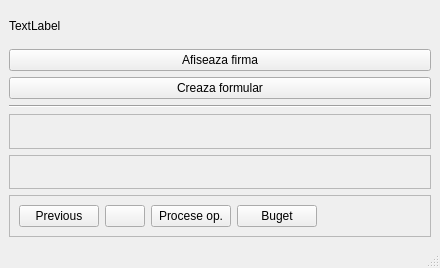
fictionalKarma/benchmark-tests, file ProjPOO/principalform.ui: the form before one commit.
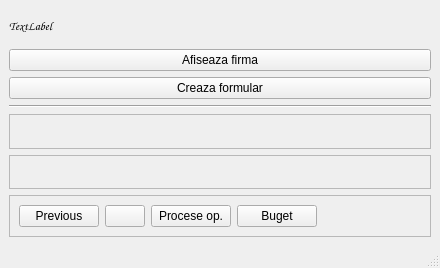
The form after the commit.

Patch:
```diff
--- a/ProjPOO/principalform.ui
+++ b/ProjPOO/principalform.ui
@@ -33,7 +33,7 @@
        </size>
       </property>
       <property name="text">
-       <string>TextLabel</string>
+       <string>&lt;html&gt;&lt;head/&gt;&lt;body&gt;&lt;p&gt;&lt;span style=&quot; font-style:italic; font-family:cursive;&quot;&gt;TextLabel&lt;/span&gt;&lt;/p&gt;&lt;/body&gt;&lt;/html&gt;</string>
       </property>
      </widget>
     </item>
```
Left out of the diff: 2 changed lines with no effect on the pictures.
